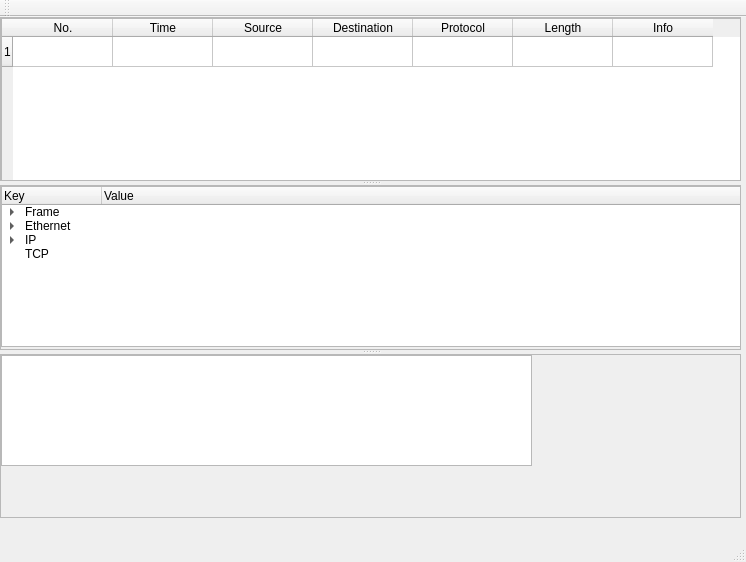
YvesChan/OpenSF, file opensf.ui: the form before one commit.
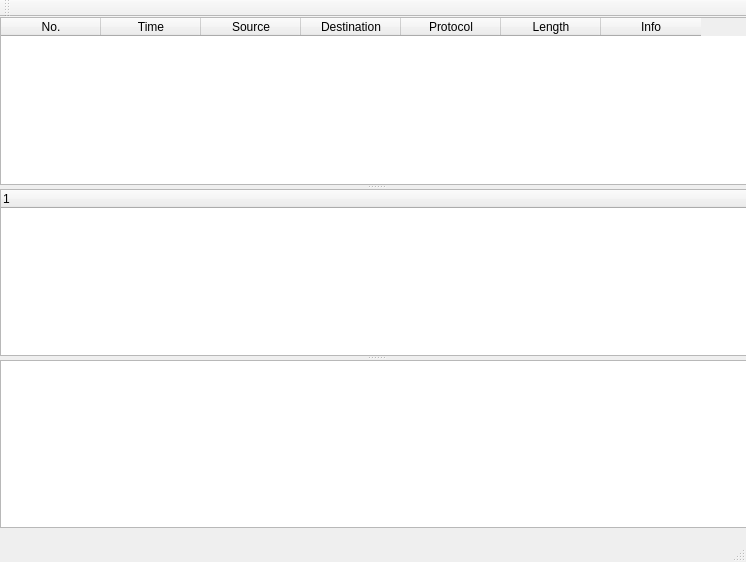
The form after the commit.

Diff of the .ui file:
```diff
--- a/opensf.ui
+++ b/opensf.ui
@@ -19,40 +19,14 @@
      <rect>
       <x>0</x>
       <y>0</y>
-      <width>741</width>
-      <height>501</height>
+      <width>751</width>
+      <height>511</height>
      </rect>
     </property>
     <property name="orientation">
      <enum>Qt::Vertical</enum>
     </property>
-    <widget class="QScrollArea" name="scrollArea">
-     <property name="widgetResizable">
-      <bool>true</bool>
-     </property>
-     <widget class="QWidget" name="scrollAreaWidgetContents">
-      <property name="geometry">
-       <rect>
-        <x>0</x>
-        <y>0</y>
-        <width>739</width>
-        <height>210</height>
-       </rect>
-      </property>
       <widget class="QTableWidget" name="tableWidget">
-       <property name="geometry">
-        <rect>
-         <x>0</x>
-         <y>0</y>
-         <width>741</width>
-         <height>211</height>
-        </rect>
-       </property>
-       <row>
-        <property name="text">
-         <string>1</string>
-        </property>
-       </row>
        <column>
         <property name="text">
          <string>No.</string>
@@ -89,144 +63,14 @@
         </property>
        </column>
       </widget>
-     </widget>
-    </widget>
-    <widget class="QScrollArea" name="scrollArea_2">
-     <property name="widgetResizable">
-      <bool>true</bool>
-     </property>
-     <widget class="QWidget" name="scrollAreaWidgetContents_2">
-      <property name="geometry">
-       <rect>
-        <x>0</x>
-        <y>0</y>
-        <width>739</width>
-        <height>161</height>
-       </rect>
-      </property>
       <widget class="QTreeWidget" name="treeWidget">
-       <property name="geometry">
-        <rect>
-         <x>0</x>
-         <y>0</y>
-         <width>741</width>
-         <height>161</height>
-        </rect>
-       </property>
        <column>
         <property name="text">
-         <string>Key</string>
-        </property>
-       </column>
-       <column>
-        <property name="text">
-         <string>Value</string>
-        </property>
-       </column>
-       <item>
-        <property name="text">
-         <string>Frame</string>
-        </property>
-        <item>
-         <property name="text">
-          <string>Arrive time</string>
-         </property>
-        </item>
-        <item>
-         <property name="text">
-          <string>Frame Number</string>
-         </property>
-        </item>
-        <item>
-         <property name="text">
-          <string>Frame Length</string>
-         </property>
-        </item>
-        <item>
-         <property name="text">
-          <string>Capture Length</string>
-         </property>
-         <property name="text">
-          <string/>
-         </property>
-        </item>
-        <item>
-         <property name="text">
-          <string>Protocol in frame</string>
-         </property>
-         <property name="text">
-          <string/>
-         </property>
-        </item>
-       </item>
-       <item>
-        <property name="text">
-         <string>Ethernet</string>
-        </property>
-        <item>
-         <property name="text">
-          <string>Destination</string>
-         </property>
-        </item>
-        <item>
-         <property name="text">
-          <string>Source</string>
-         </property>
-        </item>
-        <item>
-         <property name="text">
-          <string>Type</string>
-         </property>
-        </item>
-       </item>
-       <item>
-        <property name="text">
-         <string>IP</string>
-        </property>
-        <item>
-         <property name="text">
-          <string>Version</string>
-         </property>
-        </item>
-        <item>
-         <property name="text">
-          <string>Header Length</string>
-         </property>
-        </item>
-       </item>
-       <item>
-        <property name="text">
-         <string>TCP</string>
-        </property>
-       </item>
-      </widget>
-     </widget>
-    </widget>
-    <widget class="QScrollArea" name="scrollArea_3">
-     <property name="widgetResizable">
-      <bool>true</bool>
-     </property>
-     <widget class="QWidget" name="scrollAreaWidgetContents_3">
-      <property name="geometry">
-       <rect>
-        <x>0</x>
-        <y>0</y>
-        <width>739</width>
-        <height>114</height>
-       </rect>
-      </property>
-      <widget class="QPlainTextEdit" name="plainTextEdit">
-       <property name="geometry">
-        <rect>
-         <x>0</x>
-         <y>0</y>
-         <width>531</width>
-         <height>111</height>
-        </rect>
-       </property>
-      </widget>
-     </widget>
-    </widget>
+       <string notr="true">1</string>
+      </property>
+     </column>
+    </widget>
+    <widget class="QTextEdit" name="textEdit"/>
    </widget>
   </widget>
   <widget class="QMenuBar" name="menuBar">
```
Lines whose indentation alone changed are shown as unchanged.
